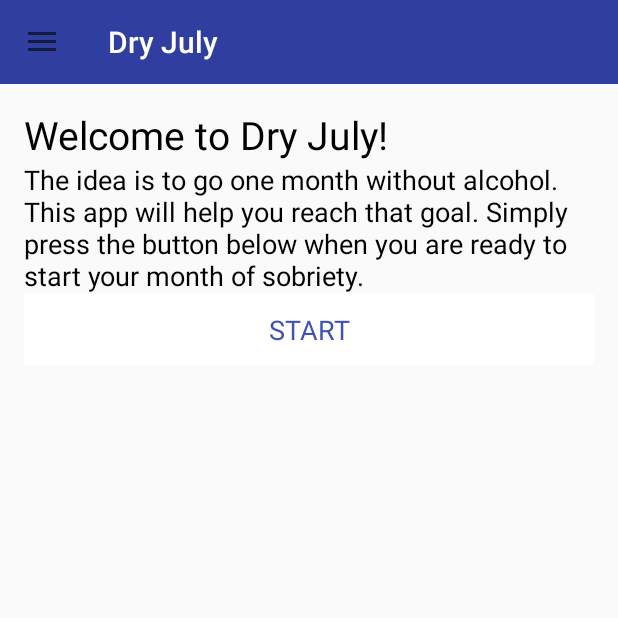
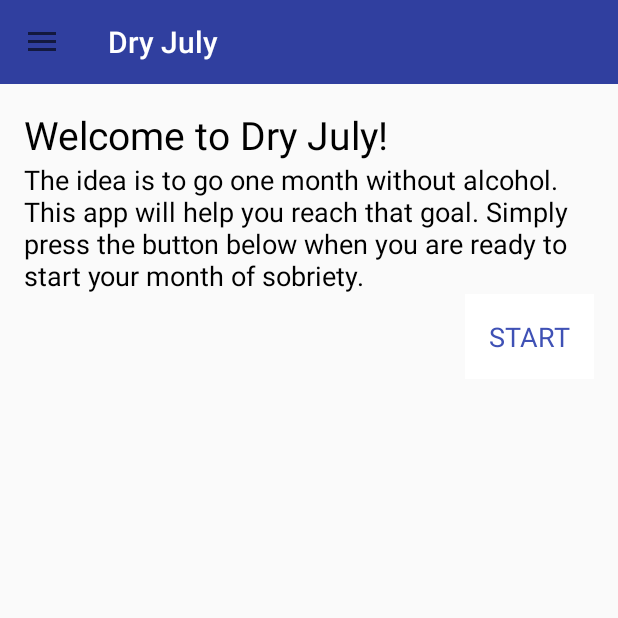
Before and after one commit to shredderskelton/onemonth, an Android app: the screen it shows after launch (MainActivity), on a phone screen of 412 x 824 dp, the top half of it. Run offline under Robolectric (Android 15) with nearby library versions, the phone set to English and light mode, and no system bars; our stand-ins replace ButterKnife; 1 statement that could not run was skipped.

Commit message:
screen shots going

```diff
--- a/app/src/main/java/com/shredder/onemonth/fragments/MainFragment.java
+++ b/app/src/main/java/com/shredder/onemonth/fragments/MainFragment.java
@@ -21,11 +21,12 @@ import butterknife.OnClick;
 public class MainFragment extends BaseFragment implements BackButtonSupportFragment {
 
     @BindString(R.string.directions_title) String title;
-    @Bind(R.id.directions_stop_start_button) Button startStopButton;
+    @Bind(R.id.directions_start_button) Button startButton;
     @Bind(R.id.directions_text_detailed) TextView detailsTextView;
     @Bind(R.id.directions_text_welcome) TextView welcomeTextView;
     @Bind(R.id.directions_text_days) TextView daysTextView;
     @Bind(R.id.directions_days_sober_view) View daysSoberView;
+    @Bind(R.id.directions_days_sober_reminder_view) View daysSoberReminderView;
 
     private ProgressManager progressManager;
     private AlarmBuilder alarmBuilder;
@@ -45,11 +46,13 @@ public class MainFragment extends BaseFragment implements BackButtonSupportFragm
     }
 
     private void onStateChange() {
-        startStopButton.setText(progressManager.isStarted() ? R.string.directions_stop : R.string.directions_start);
-        detailsTextView.setText(progressManager.isStarted() ? R.string.directions_detailed_started : R.string.directions_detailed);
-        welcomeTextView.setText(progressManager.isStarted() ? R.string.directions_welcome_started : R.string.directions_welcome);
-        daysTextView.setText(progressManager.isStarted() ? String.valueOf(progressManager.daysSober()) : "");
-        daysSoberView.setVisibility(progressManager.isStarted() ? View.VISIBLE : View.GONE);
+        boolean started = progressManager.isStarted();
+        startButton.setVisibility(started ? View.GONE : View.VISIBLE);
+        detailsTextView.setText(started ? R.string.directions_detailed_started : R.string.directions_detailed);
+        welcomeTextView.setText(started ? R.string.directions_welcome_started : R.string.directions_welcome);
+        daysTextView.setText(started ? String.valueOf(progressManager.daysSober()) : "");
+        daysSoberView.setVisibility(started ? View.VISIBLE : View.GONE);
+        daysSoberReminderView.setVisibility(started && progressManager.shouldRemind() ? View.VISIBLE : View.GONE);
     }
 
     @Override
@@ -62,15 +65,17 @@ public class MainFragment extends BaseFragment implements BackButtonSupportFragm
         return false; //delegated
     }
 
-    @OnClick(R.id.directions_stop_start_button)
+    @OnClick(R.id.directions_start_button)
     public void onStartPressed() {
-        if (progressManager.isStarted()) {
-            alarmBuilder.cancelAlarm();
-            progressManager.stop();
-        } else {
-            alarmBuilder.createAlarm();
-            progressManager.start();
-        }
+        alarmBuilder.createAlarm();
+        progressManager.start();
+        onStateChange();
+    }
+
+    @OnClick(R.id.directions_stop_button)
+    public void onStopPressed() {
+        alarmBuilder.cancelAlarm();
+        progressManager.stop();
         onStateChange();
     }
 
--- a/app/src/main/java/com/shredder/onemonth/progress/ProgressManager.java
+++ b/app/src/main/java/com/shredder/onemonth/progress/ProgressManager.java
@@ -28,9 +28,19 @@ public class ProgressManager {
         preferences.clear();
     }
 
-    public long daysSober(){
+    public long daysSober() {
         long ONE_DAY_IN_MS = TimeUnit.MILLISECONDS.convert(1, TimeUnit.DAYS); //gives 86400000
         long millisecondsSober = preferences.getLastCheckIn() - preferences.getStart();
         return millisecondsSober / ONE_DAY_IN_MS;
     }
+
+    public boolean shouldRemind() {
+        return isStarted() && daysSince(preferences.getLastCheckIn()) > 0;
+    }
+
+    private int daysSince(long time) {
+        long ONE_DAY_IN_MS = TimeUnit.MILLISECONDS.convert(1, TimeUnit.DAYS); //gives 86400000
+        long millisecondsSober = System.currentTimeMillis() - time;
+        return (int) (millisecondsSober / ONE_DAY_IN_MS);
+    }
 }
--- /dev/null
+++ b/app/src/main/res/drawable-xxhdpi/text_color_button_borderless_selector.xml
@@ -0,0 +1,5 @@
+<?xml version="1.0" encoding="utf-8"?>
+<selector xmlns:android="http://schemas.android.com/apk/res/android">
+    <item android:color="@color/white" android:state_enabled="true" android:state_pressed="true"/>
+    <item android:color="@color/colorPrimary"/>
+</selector>
--- a/app/src/main/res/layout/fragment_main.xml
+++ b/app/src/main/res/layout/fragment_main.xml
@@ -23,7 +23,6 @@
         android:id="@+id/directions_days_sober_view"
         android:layout_width="match_parent"
         android:layout_height="wrap_content"
-        android:gravity="center"
         android:orientation="vertical"
         android:padding="@dimen/Android_Design_rhythmHalve">
 
@@ -39,31 +38,55 @@
             android:layout_width="match_parent"
             android:layout_height="wrap_content"
             android:gravity="center"
-            android:textSize="@dimen/textSizeHeading"
+            android:textSize="50sp"
             tools:text="12"/>
+    </LinearLayout>
+
+    <LinearLayout
+        android:id="@+id/directions_days_sober_reminder_view"
+        android:layout_width="match_parent"
+        android:layout_height="wrap_content"
+        android:orientation="vertical">
 
         <TextView
-            android:paddingTop="@dimen/Android_Design_rhythmThird"
             android:layout_width="match_parent"
             android:layout_height="wrap_content"
-            android:gravity="center"
+            android:paddingTop="@dimen/Android_Design_rhythmThird"
             android:text="@string/directions_days_sober_question"/>
 
-        <Button
-            android:text="@string/checkin"
-            android:id="@+id/directions_check_in_button"
-            android:layout_width="match_parent"
-            android:layout_height="wrap_content"/>
-        <Button
-            android:id="@+id/directions_reset_button"
+        <LinearLayout
             android:layout_width="match_parent"
             android:layout_height="wrap_content"
-            android:text="@string/directions_reset"/>
+            android:gravity="right"
+            android:orientation="horizontal">
+
+            <Button
+                android:id="@+id/directions_stop_button"
+                android:layout_width="wrap_content"
+                android:layout_height="wrap_content"
+                android:layout_marginRight="@dimen/Android_Design_rhythmSixth"
+                android:text="@string/directions_quit"/>
+
+            <Button
+                android:id="@+id/directions_reset_button"
+                android:layout_width="wrap_content"
+                android:layout_height="wrap_content"
+                android:layout_marginRight="@dimen/Android_Design_rhythmSixth"
+                android:text="@string/no"/>
+
+            <Button
+                android:id="@+id/directions_check_in_button"
+                android:layout_width="wrap_content"
+                android:layout_height="wrap_content"
+                android:text="@string/yes"/>
+
+        </LinearLayout>
     </LinearLayout>
 
     <Button
-        android:id="@+id/directions_stop_start_button"
-        android:layout_width="match_parent"
+        android:id="@+id/directions_start_button"
+        android:layout_width="wrap_content"
         android:layout_height="wrap_content"
-        android:text="@string/directions_stop"/>
+        android:text="@string/directions_start"
+        android:layout_gravity="right"/>
 </LinearLayout>
--- a/app/src/main/res/values/colors.xml
+++ b/app/src/main/res/values/colors.xml
@@ -3,4 +3,6 @@
     <color name="colorPrimary">#3F51B5</color>
     <color name="colorPrimaryDark">#303F9F</color>
     <color name="colorAccent">#FF4081</color>
+    <color name="white">@android:color/white</color>
+    <color name="black">@android:color/black</color>
 </resources>
--- a/app/src/main/res/values/strings.xml
+++ b/app/src/main/res/values/strings.xml
@@ -6,7 +6,7 @@
     <string name="directions_start">Start</string>
     <string name="directions_welcome_started">Welcome to sobriety!</string>
     <string name="directions_detailed_started">Once a day you will receive a notification asking whether you have managed to stay sober or not. Simply respond and stay strong!</string>
-    <string name="directions_stop">Stop</string>
+    <string name="directions_quit">Quit</string>
     <string name="directions_title">Dry July</string>
     <string name="no">no</string>
     <string name="start_over">Start over</string>
@@ -14,6 +14,6 @@
     <string name="notification_question">It\'s been a while since your last confession. Are you still sober?</string>
     <string name="directions_days_sober">Days sober:</string>
     <string name="checkin">Yep, still on the wagon</string>
-    <string name="directions_days_sober_question">Are you still sober? Press the button below to check in</string>
+    <string name="directions_days_sober_question">It\'s been a while since you last checked in&#8230; \n\nAre you still sober?</string>
     <string name="directions_reset">No, I want to start again</string>
 </resources>
--- a/app/src/main/res/values/styles.xml
+++ b/app/src/main/res/values/styles.xml
@@ -18,16 +18,16 @@
     <style name="Dry.Button.Borderless" parent="@android:style/Widget.Button">
         <item name="android:background">@drawable/background_button_borderless_selector</item>
         <item name="android:textSize">@dimen/textSizeNormal</item>
-        <item name="android:textColor">?attr/colorPrimary</item>
+        <item name="android:textColor">@drawable/text_color_button_borderless_selector</item>
         <item name="android:textAllCaps">true</item>
         <item name="android:minHeight">@dimen/Android_Design_rhythm</item>
+        <item name="android:layout_gravity">right</item>
+        <item name="android:gravity">center</item>
+        <item name="android:padding">@dimen/Android_Design_rhythmThird</item>
     </style>
 
     <style name="Dry.TextView" parent="@android:style/Widget.TextView">
         <item name="android:textSize">@dimen/textSizeNormal</item>
         <item name="android:textColor">@color/black</item>
     </style>
-
-    <color name="white">@android:color/white</color>
-    <color name="black">@android:color/black</color>
 </resources>
```
